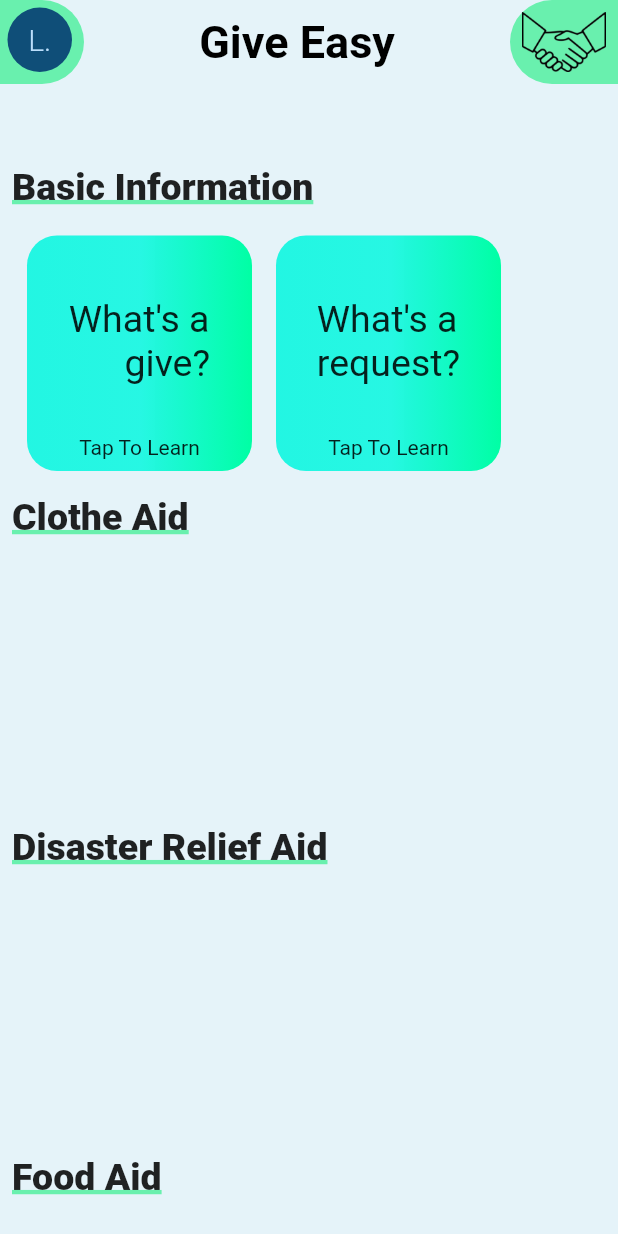
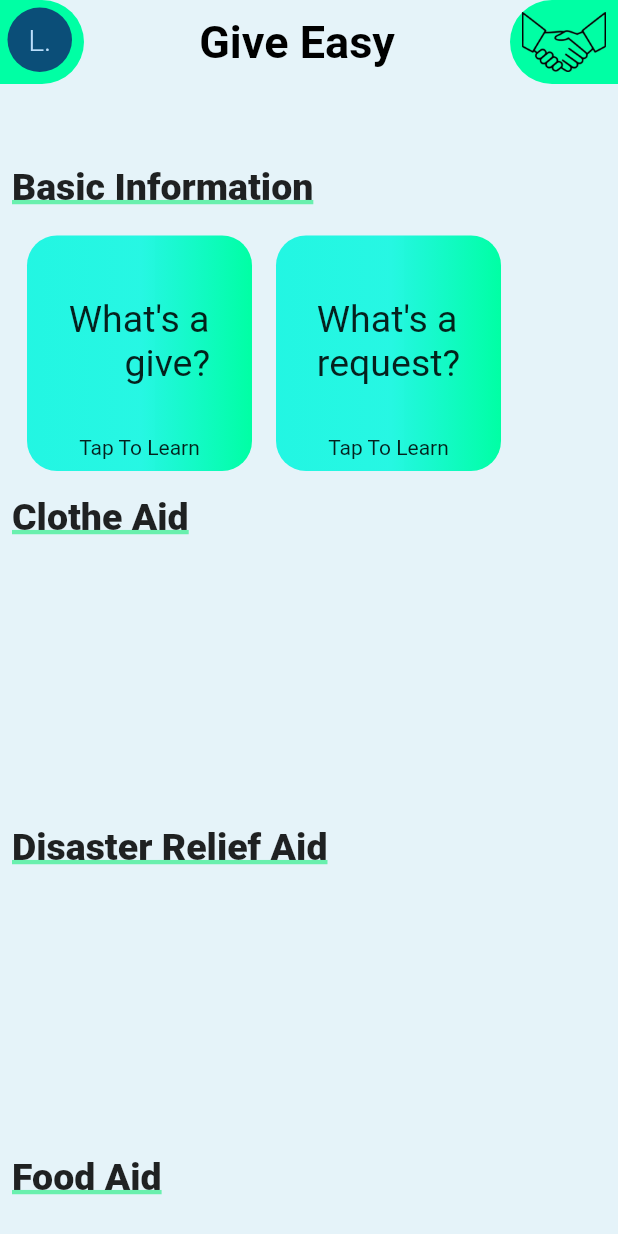
Before and after one commit to AkshaySiddannavar/give_easy, a Flutter app: the HomeScreen screen opened by its route, on a phone screen of 412 x 824 dp. Run offline on Flutter 3.47's test engine with Material 2 defaults, Android fonts, the phone set to English and light mode, and no system bars; our stand-ins replace cloud_firestore, confetti, file_picker, firebase_auth, firebase_core, firebase_storage and 2 more; missing offline and left inert: razorpay_flutter; accounts and stored records are empty.

Commit message:
change color to resemble color paletter more closely

```diff
--- a/lib/screens/home_screen.dart
+++ b/lib/screens/home_screen.dart
@@ -213,7 +213,7 @@ class _HomeScreenState extends State<HomeScreen> {
                 ),
               ),
               decoration: BoxDecoration(
-                color: Colors.greenAccent,
+                color: Color(0xFF00FFA4),
                 borderRadius: BorderRadius.only(
                   bottomRight: Radius.elliptical(30.0, 30.0),
                   topRight: Radius.elliptical(30.0, 30.0),
@@ -227,7 +227,7 @@ class _HomeScreenState extends State<HomeScreen> {
             Container(
               padding: const EdgeInsets.all(8.0),
               decoration: BoxDecoration(
-                color: Colors.greenAccent,
+                color: Color(0xFF00FFA4),
                 borderRadius: BorderRadius.only(
                   bottomLeft: Radius.elliptical(30.0, 30.0),
                   topLeft: Radius.elliptical(30.0, 30.0),
```
